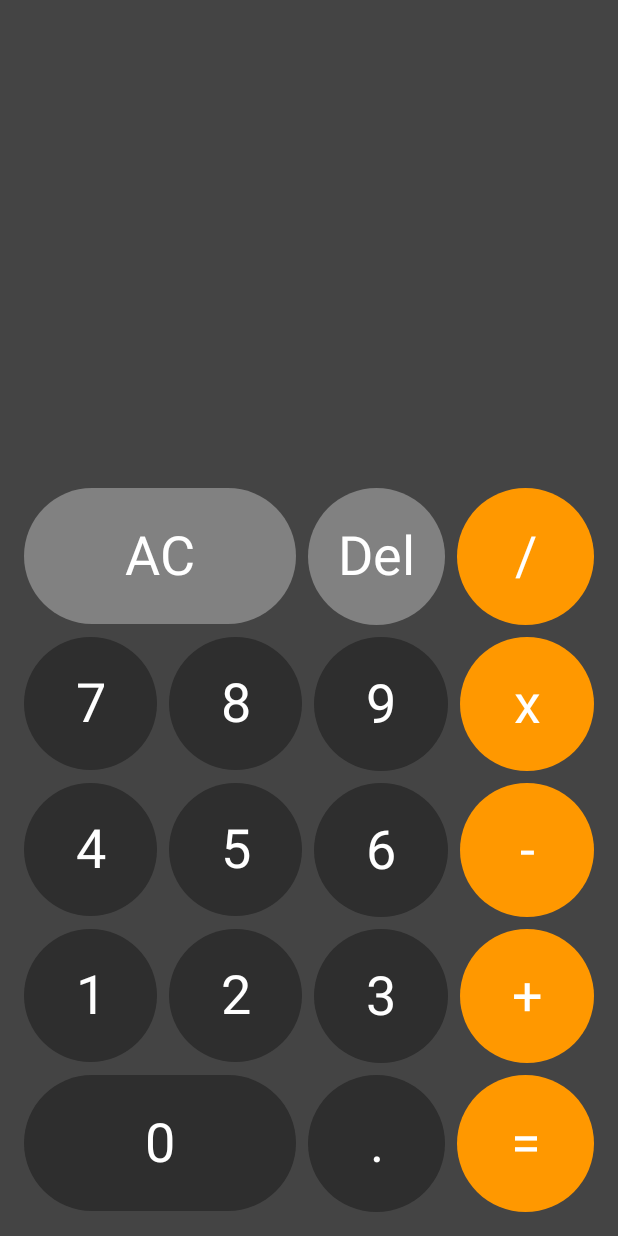
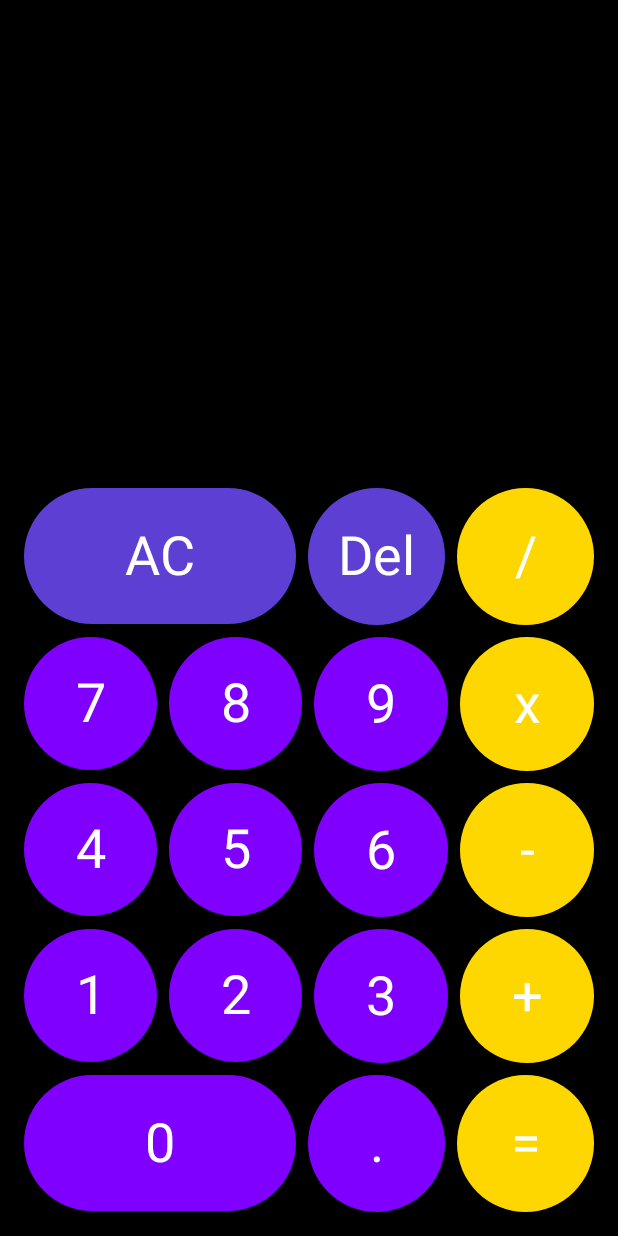
Before and after one commit to solomonblount/compose_calculator, an Android app built with Jetpack Compose: the screen it shows after launch (MainActivity), on a phone screen of 412 x 824 dp. Run offline under Robolectric (Android 15) with nearby library versions, the phone set to English and light mode, and no system bars.

Commit message:
changed ui colors

```diff
--- a/app/src/main/java/com/example/compose_calculator/MainActivity.kt
+++ b/app/src/main/java/com/example/compose_calculator/MainActivity.kt
@@ -15,9 +15,9 @@ import androidx.compose.ui.text.style.TextAlign
 import androidx.compose.ui.unit.dp
 import androidx.compose.ui.unit.sp
 import androidx.lifecycle.viewmodel.compose.viewModel
-import com.example.compose_calculator.ui.theme.LightGray
-import com.example.compose_calculator.ui.theme.MediumGray
-import com.example.compose_calculator.ui.theme.Orange
+import com.example.compose_calculator.ui.theme.Violet
+import com.example.compose_calculator.ui.theme.Iris
+import com.example.compose_calculator.ui.theme.YellowGold
 import com.example.compose_calculator.ui.theme.compose_calculatorTheme
 
 @ExperimentalComposeUiApi
@@ -33,7 +33,7 @@ class MainActivity : ComponentActivity() {
                 Box(
                     modifier = Modifier
                         .fillMaxSize()
-                        .background(Color.DarkGray)
+                        .background(Color.Black)
                         .padding(16.dp)
                 ) {
                     Column(
@@ -60,7 +60,7 @@ class MainActivity : ComponentActivity() {
                         ) {
                             CalculatorButton(
                                 symbol = "AC",
-                                color = LightGray,
+                                color = Iris,
                                 modifier = Modifier
                                     .aspectRatio(2f)
                                     .weight(2f)
@@ -69,7 +69,7 @@ class MainActivity : ComponentActivity() {
                             }
                             CalculatorButton(
                                 symbol = "Del",
-                                color = LightGray,
+                                color = Iris,
                                 modifier = Modifier
                                     .aspectRatio(1f)
                                     .weight(1f)
@@ -78,7 +78,7 @@ class MainActivity : ComponentActivity() {
                             }
                             CalculatorButton(
                                 symbol = "/",
-                                color = Orange,
+                                color = YellowGold,
                                 modifier = Modifier
                                     .aspectRatio(1f)
                                     .weight(1f)
@@ -93,7 +93,7 @@ class MainActivity : ComponentActivity() {
                         ) {
                             CalculatorButton(
                                 symbol = "7",
-                                color = MediumGray,
+                                color = Violet,
                                 modifier = Modifier
                                     .aspectRatio(1f)
                                     .weight(1f)
@@ -102,7 +102,7 @@ class MainActivity : ComponentActivity() {
                             }
                             CalculatorButton(
                                 symbol = "8",
-                                color = MediumGray,
+                                color = Violet,
                                 modifier = Modifier
                                     .aspectRatio(1f)
                                     .weight(1f)
@@ -111,7 +111,7 @@ class MainActivity : ComponentActivity() {
                             }
                             CalculatorButton(
                                 symbol = "9",
-                                color = MediumGray,
+                                color = Violet,
                                 modifier = Modifier
                                     .aspectRatio(1f)
                                     .weight(1f)
@@ -120,7 +120,7 @@ class MainActivity : ComponentActivity() {
                             }
                             CalculatorButton(
                                 symbol = "x",
-                                color = Orange,
+                                color = YellowGold,
                                 modifier = Modifier
                                     .aspectRatio(1f)
                                     .weight(1f)
@@ -135,7 +135,7 @@ class MainActivity : ComponentActivity() {
                         ) {
                             CalculatorButton(
                                 symbol = "4",
-                                color = MediumGray,
+                                color = Violet,
                                 modifier = Modifier
                                     .aspectRatio(1f)
                                     .weight(1f)
@@ -144,7 +144,7 @@ class MainActivity : ComponentActivity() {
                             }
                             CalculatorButton(
                                 symbol = "5",
-                                color = MediumGray,
+                                color = Violet,
                                 modifier = Modifier
                                     .aspectRatio(1f)
                                     .weight(1f)
@@ -153,7 +153,7 @@ class MainActivity : ComponentActivity() {
                             }
                             CalculatorButton(
                                 symbol = "6",
-                                color = MediumGray,
+                                color = Violet,
                                 modifier = Modifier
                                     .aspectRatio(1f)
                                     .weight(1f)
@@ -162,7 +162,7 @@ class MainActivity : ComponentActivity() {
                             }
                             CalculatorButton(
                                 symbol = "-",
-                                color = Orange,
+                                color = YellowGold,
                                 modifier = Modifier
                                     .aspectRatio(1f)
                                     .weight(1f)
@@ -177,7 +177,7 @@ class MainActivity : ComponentActivity() {
                         ) {
                             CalculatorButton(
                                 symbol = "1",
-                                color = MediumGray,
+                                color = Violet,
                                 modifier = Modifier
                                     .aspectRatio(1f)
                                     .weight(1f)
@@ -186,7 +186,7 @@ class MainActivity : ComponentActivity() {
                             }
                             CalculatorButton(
                                 symbol = "2",
-                                color = MediumGray,
+                                color = Violet,
                                 modifier = Modifier
                                     .aspectRatio(1f)
                                     .weight(1f)
@@ -195,7 +195,7 @@ class MainActivity : ComponentActivity() {
                             }
                             CalculatorButton(
                                 symbol = "3",
-                                color = MediumGray,
+                                color = Violet,
                                 modifier = Modifier
                                     .aspectRatio(1f)
                                     .weight(1f)
@@ -204,7 +204,7 @@ class MainActivity : ComponentActivity() {
                             }
                             CalculatorButton(
                                 symbol = "+",
-                                color = Orange,
+                                color = YellowGold,
                                 modifier = Modifier
                                     .aspectRatio(1f)
                                     .weight(1f)
@@ -219,7 +219,7 @@ class MainActivity : ComponentActivity() {
                         ) {
                             CalculatorButton(
                                 symbol = "0",
-                                color = MediumGray,
+                                color = Violet,
                                 modifier = Modifier
                                     .aspectRatio(2f)
                                     .weight(2f)
@@ -228,7 +228,7 @@ class MainActivity : ComponentActivity() {
                             }
                             CalculatorButton(
                                 symbol = ".",
-                                color = MediumGray,
+                                color = Violet,
                                 modifier = Modifier
                                     .aspectRatio(1f)
                                     .weight(1f)
@@ -237,7 +237,7 @@ class MainActivity : ComponentActivity() {
                             }
                             CalculatorButton(
                                 symbol = "=",
-                                color = Orange,
+                                color = YellowGold,
                                 modifier = Modifier
                                     .aspectRatio(1f)
                                     .weight(1f)
--- a/app/src/main/java/com/example/compose_calculator/ui/theme/Color.kt
+++ b/app/src/main/java/com/example/compose_calculator/ui/theme/Color.kt
@@ -11,6 +11,6 @@ val PurpleGrey40 = Color(0xFF625b71)
 val Pink40 = Color(0xFF7D5260)
 
 //calculator colors (in use)
-val MediumGray = Color(0xFF2E2E2E)
-val LightGray = Color(0xFF818181)
-val Orange = Color(0xFFFF9800)
+val Iris = Color(0xFF5D3FD3)
+val Violet = Color(0xFF7F00FF)
+val YellowGold = Color(0xFFFFD700)
```
Also changed, not shown: 75 other files.
